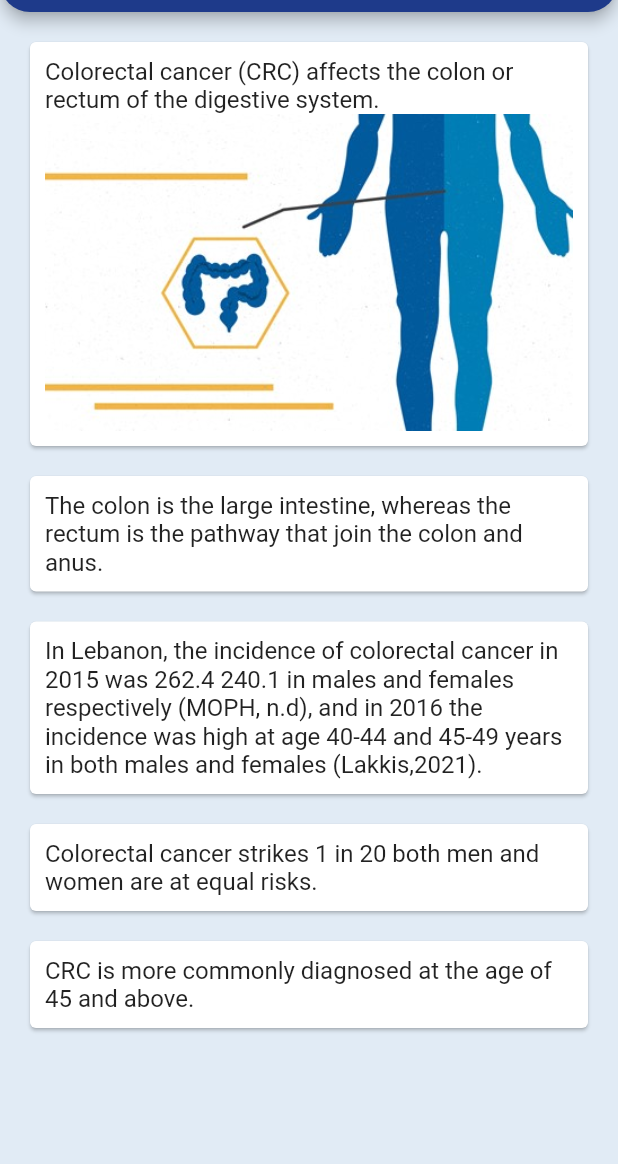
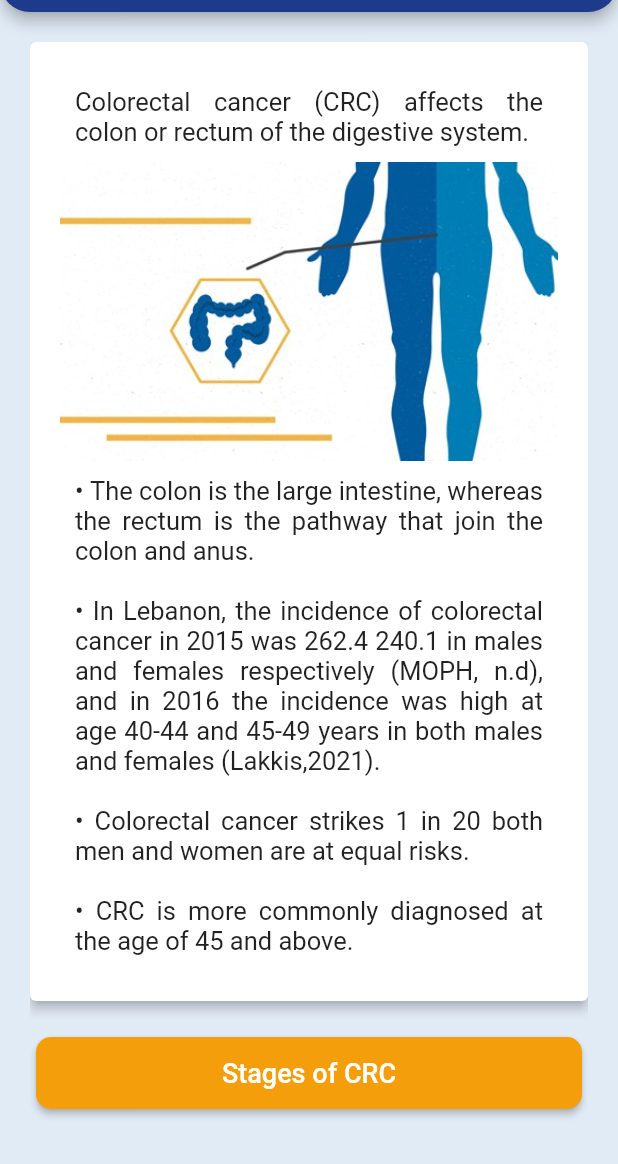
Before and after one commit to mohammed-ezzedine/said, a Flutter app: the SaidScaffold screen opened directly, after a tap on "What is CRC?", on a phone screen of 412 x 824 dp, the part 72-1236 px from its top. Run offline on Flutter 3.47's test engine with Material 2 defaults, Android fonts, the phone set to English and light mode, and no system bars; our stand-ins replace timelines; generated files the repository leaves out were written again.

Commit message:
Add stages page

```diff
--- a/lib/components/said-home-card.dart
+++ b/lib/components/said-home-card.dart
@@ -60,11 +60,6 @@ class SaidCard extends StatelessWidget {
                       size: 40,
                     ),
                   )
-                // Icon(
-                //   icon,
-                //   size: 40,
-                //   color: textColor,
-                // )
               ],
             ),
           ),
--- a/lib/l10n/app_ar.arb
+++ b/lib/l10n/app_ar.arb
@@ -3,7 +3,9 @@
     "preventionImportance": "أهمية محاربة سرطان القولون",
     "riskFactors": "عوامل خطر سرطان القولون",
     "saidNgo": "جمعية سعيد",
+    "screeningImportance": "أهمية الفحص",
     "settings": "الإعدادات",
-    "screeningImportance": "أهمية الفحص",
+    "stage": "المرحلة",
+    "stages": "مراحل تطور سرطان القولون",
     "symptoms": "عوارض سرطان القولون"
 }
--- a/lib/pages/home.dart
+++ b/lib/pages/home.dart
@@ -13,8 +13,7 @@ class Home extends StatelessWidget {
   Widget build(BuildContext context) {
     return Container(
       padding: EdgeInsets.only(left: 20, right: 20, top: 50),
-      child: Column(
-        // mainAxisAlignment: MainAxisAlignment.center,
+      child: ListView (
         children: [
           Padding(
             padding: EdgeInsets.only(bottom: 20),
--- a/lib/pages/introduction.dart
+++ b/lib/pages/introduction.dart
@@ -1,5 +1,7 @@
 import 'package:flutter/material.dart';
 import 'package:flutter_gen/gen_l10n/app_localizations.dart';
+import 'package:said/components/said-scaffold.dart';
+import 'package:said/pages/stages.dart';
 
 class IntroductionWidget extends StatelessWidget {
   const IntroductionWidget({ Key? key }) : super(key: key);
@@ -15,44 +17,71 @@ class IntroductionWidget extends StatelessWidget {
     ];
 
     return Container(
-      child: ListView.builder(
       padding: EdgeInsets.all(20),
-        itemCount: 5,
-        itemBuilder: (BuildContext context, int index) {
-          if (index == 0) {
-            return Card(
+      child: ListView (
+        children: [
+          Card(
+            elevation: 3,
             margin: EdgeInsetsDirectional.only(bottom: 20),
             child: Padding(
-                padding: EdgeInsetsDirectional.all(10),
+              padding: EdgeInsetsDirectional.all(20),
               child: Column(
                 children: [
-                    Text(
+                  Padding(
+                    padding: EdgeInsets.all(10),
+                    child: Text(
                       AppLocalizations.of(context)!.key11,
                       style: TextStyle(
-                        fontSize: 16,
+                        fontSize: 17,
+                      ),
+                      textAlign: TextAlign.justify,
                     ),
                   ),
-                    Image(image: AssetImage('assets/img/key-message-1.jpg'))
+                  Image(image: AssetImage('assets/img/key-message-1.jpg')),
+                  for (String msg in messages)
+                    Padding(
+                      padding: EdgeInsets.all(10),
+                      child: Text(
+                        '\u2022 ' + msg,
+                        style: TextStyle(
+                          fontSize: 17,
+                        ),
+                        textAlign: TextAlign.justify,
+                      ),
+                    ),
                 ],
               ),
             )
-            );
-          }
-
-          return Card(
-            margin: EdgeInsetsDirectional.only(bottom: 20),
-            child: Padding(
-              padding: EdgeInsetsDirectional.all(10),
+          ),
+          Padding(
+            padding: EdgeInsets.only(bottom: 20),
+            child: Expanded(
+              child: Card(
+                elevation: 2,
+                color: Color(0xFFF59E0B),
+                shape: RoundedRectangleBorder(
+                  borderRadius: BorderRadius.circular(10)
+                ),
+                child: TextButton(
+                  onPressed: () {
+                    Navigator.push(context, MaterialPageRoute(builder: (context) => SaidScaffold(
+                      body: Stages(),
+                      hasParent: true,
+                    )));
+                  },
                   child: Text(
-                messages[index-1],
+                    AppLocalizations.of(context)!.stages,
                     style: TextStyle(
-                  fontSize: 16
+                      color: Colors.white,
+                      fontSize: 18
+                    ),
                   ),
                 ),
               )
-          );
-        },
-      )
+            ),
+          ),
+        ],
+      ),
     );
   }
 }
--- a/pubspec.yaml
+++ b/pubspec.yaml
@@ -28,6 +28,7 @@ dependencies:
   # The following adds the Cupertino Icons font to your application.
   # Use with the CupertinoIcons class for iOS style icons.
   cupertino_icons: ^1.0.2
+  timelines: ^0.1.0
 
 dev_dependencies:
   flutter_test:
```
Also changed, not shown: lib/l10n/app_en.arb (+10 -1 lines), lib/pages/stages.dart (added, +84 -0 lines), assets/img/stages.png (added), pubspec.lock. Lines whose indentation alone changed are shown as unchanged.
